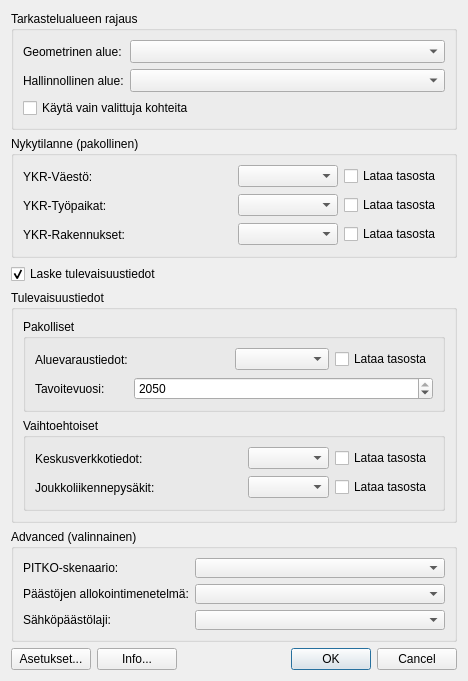
Qt form ykr_tool_main.ui (GispoCoding/assessclimateimpact) before a commit.
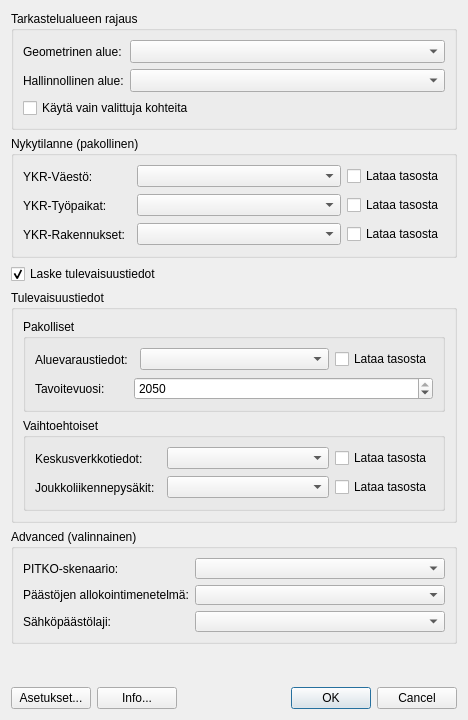
The same form after that commit. Custom widgets are drawn as their Qt base class.

Commit message: Make layer widgets horizontally expanding

Patch:
```diff
--- a/ykr_tool_main.ui
+++ b/ykr_tool_main.ui
@@ -7,7 +7,7 @@
     <x>0</x>
     <y>0</y>
     <width>468</width>
-    <height>622</height>
+    <height>720</height>
    </rect>
   </property>
   <property name="windowTitle">
@@ -130,7 +130,7 @@
                <bool>true</bool>
               </property>
               <property name="sizePolicy">
-               <sizepolicy hsizetype="Preferred" vsizetype="Fixed">
+               <sizepolicy hsizetype="Expanding" vsizetype="Fixed">
                 <horstretch>0</horstretch>
                 <verstretch>0</verstretch>
                </sizepolicy>
@@ -181,7 +181,7 @@
                <bool>true</bool>
               </property>
               <property name="sizePolicy">
-               <sizepolicy hsizetype="Preferred" vsizetype="Fixed">
+               <sizepolicy hsizetype="Expanding" vsizetype="Fixed">
                 <horstretch>0</horstretch>
                 <verstretch>0</verstretch>
                </sizepolicy>
@@ -218,7 +218,7 @@
                <bool>true</bool>
               </property>
               <property name="sizePolicy">
-               <sizepolicy hsizetype="Preferred" vsizetype="Fixed">
+               <sizepolicy hsizetype="Expanding" vsizetype="Fixed">
                 <horstretch>0</horstretch>
                 <verstretch>0</verstretch>
                </sizepolicy>
@@ -317,7 +317,7 @@
                   <bool>true</bool>
                  </property>
                  <property name="sizePolicy">
-                  <sizepolicy hsizetype="Preferred" vsizetype="Fixed">
+                  <sizepolicy hsizetype="Expanding" vsizetype="Fixed">
                    <horstretch>0</horstretch>
                    <verstretch>0</verstretch>
                   </sizepolicy>
@@ -384,7 +384,7 @@
                   <bool>true</bool>
                  </property>
                  <property name="sizePolicy">
-                  <sizepolicy hsizetype="Preferred" vsizetype="Fixed">
+                  <sizepolicy hsizetype="Expanding" vsizetype="Fixed">
                    <horstretch>0</horstretch>
                    <verstretch>0</verstretch>
                   </sizepolicy>
@@ -421,7 +421,7 @@
                   <bool>true</bool>
                  </property>
                  <property name="sizePolicy">
-                  <sizepolicy hsizetype="Preferred" vsizetype="Fixed">
+                  <sizepolicy hsizetype="Expanding" vsizetype="Fixed">
                    <horstretch>0</horstretch>
                    <verstretch>0</verstretch>
                   </sizepolicy>
```
Left out of the diff: 4 changed lines with no effect on the pictures.
